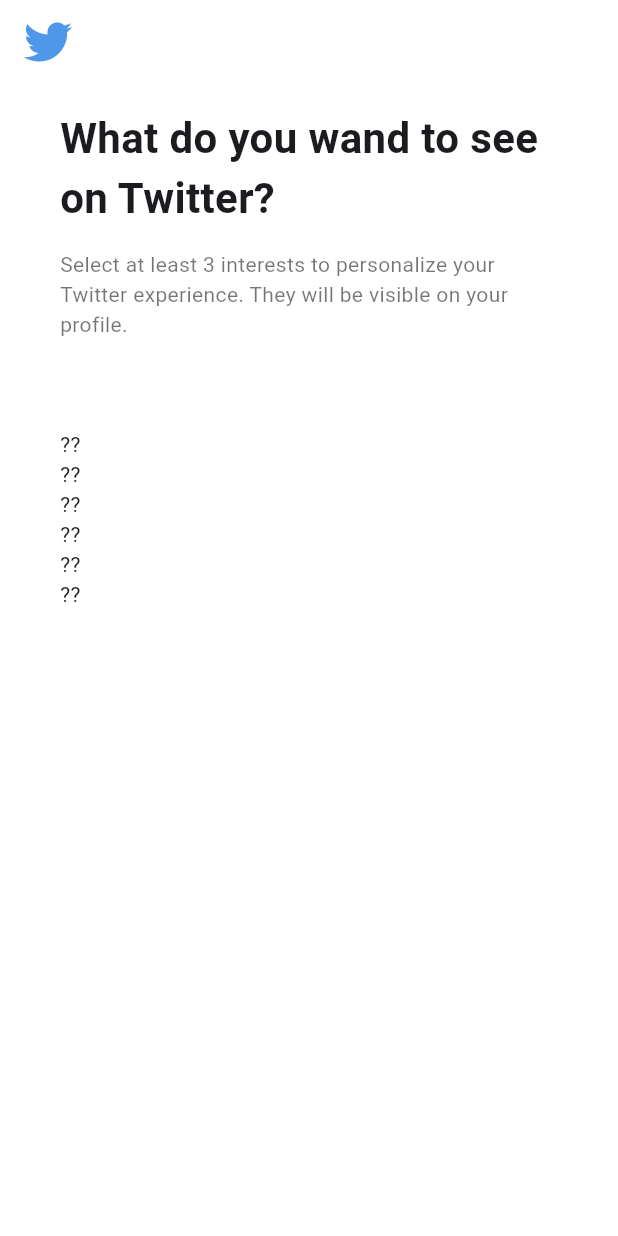
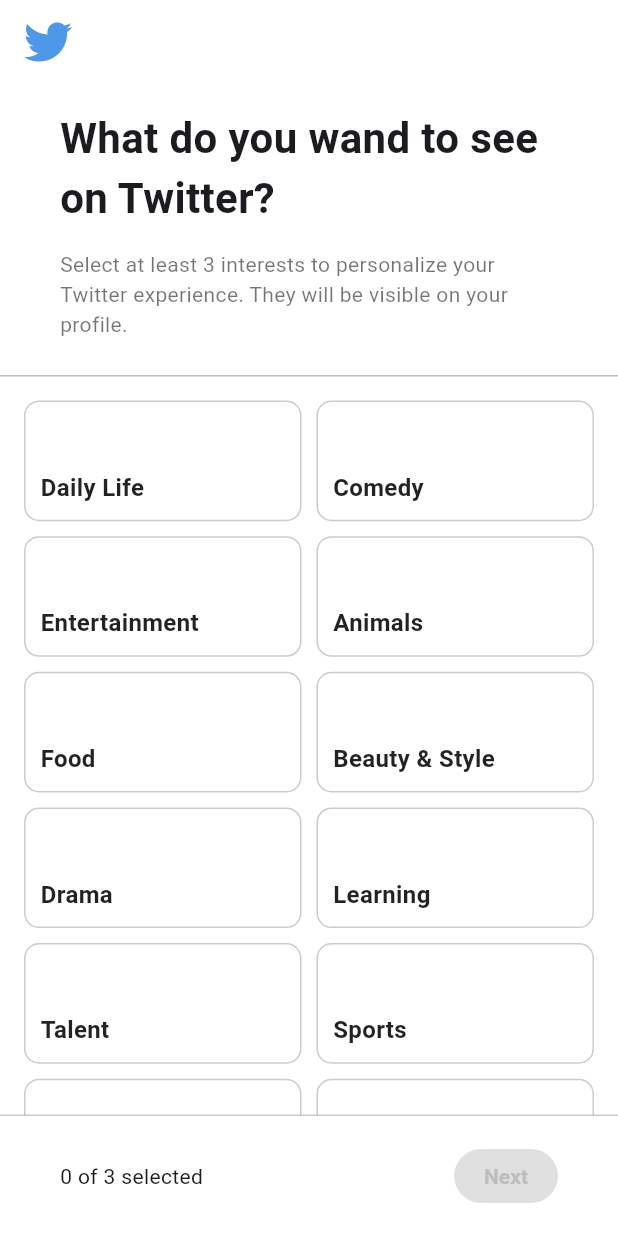
Before and after one commit to raymondanythings/try_flutter, a Flutter app: the InterestsScreen screen opened directly, on a phone screen of 412 x 824 dp. Run offline on Flutter 3.47's test engine with Material 2 defaults, Android fonts, the phone set to English and light mode, and no system bars; our stand-ins replace font_awesome_flutter, pin_code_fields.

Commit message:
[230824-D2] DONE

```diff
--- a/d1/lib/features/onboard/interests_screen.dart
+++ b/d1/lib/features/onboard/interests_screen.dart
@@ -1,7 +1,53 @@
 import 'package:d1/constants/gaps.dart';
 import 'package:d1/constants/sizes.dart';
+import 'package:d1/features/auth/widgets/form_button.dart';
+import 'package:d1/features/onboard/category_screen.dart';
+import 'package:d1/features/onboard/widgets/interest_select.dart';
 import 'package:flutter/material.dart';
 import 'package:font_awesome_flutter/font_awesome_flutter.dart';
+
+const interests = [
+  "Daily Life",
+  "Comedy",
+  "Entertainment",
+  "Animals",
+  "Food",
+  "Beauty & Style",
+  "Drama",
+  "Learning",
+  "Talent",
+  "Sports",
+  "Auto",
+  "Family",
+  "Fitness & Health",
+  "DIY & Life Hacks",
+  "Arts & Crafts",
+  "Dance",
+  "Outdoors",
+  "Oddly Satisfying",
+  "Home & Garden",
+  "Daily Life",
+  "Comedy",
+  "Entertainment",
+  "Animals",
+  "Food",
+  "Beauty & Style",
+  "Drama",
+  "Learning",
+  "Talent",
+  "Sports",
+  "Auto",
+  "Family",
+  "Fitness & Health",
+  "DIY & Life Hacks",
+  "Arts & Crafts",
+  "Dance",
+  "Outdoors",
+  "Oddly Satisfying",
+  "Home & Garden",
+];
+
+const maxSelectCount = 3;
 
 class InterestsScreen extends StatefulWidget {
   const InterestsScreen({super.key});
@@ -11,6 +57,31 @@
 }
 
 class _InterestsScreenState extends State<InterestsScreen> {
+  List<String> selectedList = [];
+
+  void _onInterestTap(int index) {
+    var selected = !!selectedList.contains(interests[index]);
+    if (selectedList.length == maxSelectCount && !selected) {
+      return;
+    } else {
+      setState(
+        () {
+          selected
+              ? selectedList.remove(interests[index])
+              : selectedList.add(interests[index]);
+        },
+      );
+    }
+  }
+
+  void _onNextTap() {
+    Navigator.of(context).push(
+      MaterialPageRoute(
+        builder: (context) => const CategoryScreen(),
+      ),
+    );
+  }
+
   @override
   Widget build(BuildContext context) {
     return Scaffold(
@@ -23,19 +94,17 @@
         ),
       ),
       body: SafeArea(
-        child: Padding(
-          padding: const EdgeInsets.symmetric(
+        child: Column(
+          crossAxisAlignment: CrossAxisAlignment.start,
+          children: [
+            const Padding(
+              padding: EdgeInsets.symmetric(
                 horizontal: Sizes.size40,
                 vertical: Sizes.size16,
               ),
               child: Column(
-            mainAxisAlignment: MainAxisAlignment.spaceBetween,
-            crossAxisAlignment: CrossAxisAlignment.start,
                 children: [
-              Column(
-                crossAxisAlignment: CrossAxisAlignment.start,
-                children: [
-                  const Text(
+                  Text(
                     "What do you wand to see on Twitter?",
                     style: TextStyle(
                       fontWeight: FontWeight.w700,
@@ -43,26 +112,94 @@
                     ),
                   ),
                   Gaps.v14,
-                  const Text(
+                  Text(
                     "Select at least 3 interests to personalize your Twitter experience. They will be visible on your profile.",
                     style: TextStyle(
                       color: Colors.black54,
                       fontSize: Sizes.size14,
                     ),
                   ),
-                  Gaps.v60,
-                  SingleChildScrollView(
-                    child: Column(
-                      children: [
-                        for (var _ in [1, 2, 3, 4, 5, 6]) const Text("??")
                 ],
               ),
-                  )
-                ],
+            ),
+            Gaps.v8,
+            Flexible(
+              flex: 1,
+              child: Container(
+                decoration: BoxDecoration(
+                  border: Border(
+                    top: BorderSide(
+                      color: Colors.grey.shade400,
+                      width: 1,
+                    ),
+                  ),
+                ),
+                child: SingleChildScrollView(
+                  child: Padding(
+                    padding: const EdgeInsets.all(
+                      Sizes.size16,
+                    ),
+                    child: GridView.builder(
+                      gridDelegate:
+                          const SliverGridDelegateWithFixedCrossAxisCount(
+                        crossAxisCount: 2,
+                        crossAxisSpacing: 10,
+                        mainAxisSpacing: 10,
+                        childAspectRatio: 2.3,
+                      ),
+                      shrinkWrap: true,
+                      physics: const NeverScrollableScrollPhysics(),
+                      itemCount: interests.length,
+                      itemBuilder: (context, index) {
+                        bool selected =
+                            !!selectedList.contains(interests[index]);
+                        return InterestSelect(
+                          onTap: () {
+                            _onInterestTap(index);
+                          },
+                          selected: selected,
+                          text: interests[index],
+                        );
+                      },
+                    ),
+                  ),
+                ),
+              ),
             ),
           ],
         ),
       ),
+      bottomNavigationBar: Container(
+        decoration: BoxDecoration(
+          border: Border(
+            top: BorderSide(
+              color: Colors.black.withOpacity(
+                0.2,
+              ),
+            ),
+          ),
+        ),
+        child: BottomAppBar(
+            elevation: 1,
+            height: 80,
+            child: Padding(
+              padding: const EdgeInsets.symmetric(
+                horizontal: Sizes.size24,
+              ),
+              child: Row(
+                mainAxisAlignment: MainAxisAlignment.spaceBetween,
+                children: [
+                  selectedList.length == maxSelectCount
+                      ? const Text("Great work 🎉")
+                      : Text(
+                          "${selectedList.length} of $maxSelectCount selected"),
+                  FormButton(
+                    disabled: selectedList.length != maxSelectCount,
+                    onTap: _onNextTap,
+                  ),
+                ],
+              ),
+            )),
       ),
     );
   }
--- /dev/null
+++ b/d1/lib/features/onboard/widgets/interest_select.dart
@@ -0,0 +1,67 @@
+import 'package:d1/constants/sizes.dart';
+import 'package:flutter/material.dart';
+import 'package:font_awesome_flutter/font_awesome_flutter.dart';
+
+class InterestSelect extends StatelessWidget {
+  final String text;
+  final bool selected;
+  final Function()? onTap;
+  const InterestSelect({
+    super.key,
+    required this.text,
+    this.selected = false,
+    this.onTap,
+  });
+
+  @override
+  Widget build(BuildContext context) {
+    return GestureDetector(
+      onTap: onTap,
+      child: AnimatedContainer(
+        duration: const Duration(
+          milliseconds: 100,
+        ),
+        padding: const EdgeInsets.all(
+          Sizes.size10,
+        ),
+        decoration: BoxDecoration(
+          color: selected ? Theme.of(context).primaryColor : Colors.white,
+          border: Border.all(
+            color: !selected
+                ? Colors.black.withOpacity(
+                    0.2,
+                  )
+                : Colors.transparent,
+          ),
+          borderRadius: BorderRadius.circular(
+            Sizes.size10,
+          ),
+        ),
+        child: Column(
+          mainAxisAlignment: MainAxisAlignment.spaceBetween,
+          crossAxisAlignment: CrossAxisAlignment.start,
+          children: [
+            const Row(
+              mainAxisAlignment: MainAxisAlignment.end,
+              children: [
+                FaIcon(
+                  FontAwesomeIcons.solidCircleCheck,
+                  color: Colors.white,
+                  size: Sizes.size20,
+                )
+              ],
+            ),
+            Text(
+              text,
+              style: TextStyle(
+                fontWeight: FontWeight.bold,
+                color: selected ? Colors.white : Colors.black87,
+                fontSize: Sizes.size16,
+              ),
+            ),
+          ],
+        ),
+      ),
+    );
+  }
+}
```
Also changed, not shown: d1/lib/constants/categories.dart (added, +167 -0 lines), d1/lib/features/onboard/category_screen.dart (added, +198 -0 lines), d1/lib/features/onboard/widgets/category_select.dart (added, +52 -0 lines), d1/lib/main.dart (+14 -0 lines). Lines whose indentation alone changed are shown as unchanged.
